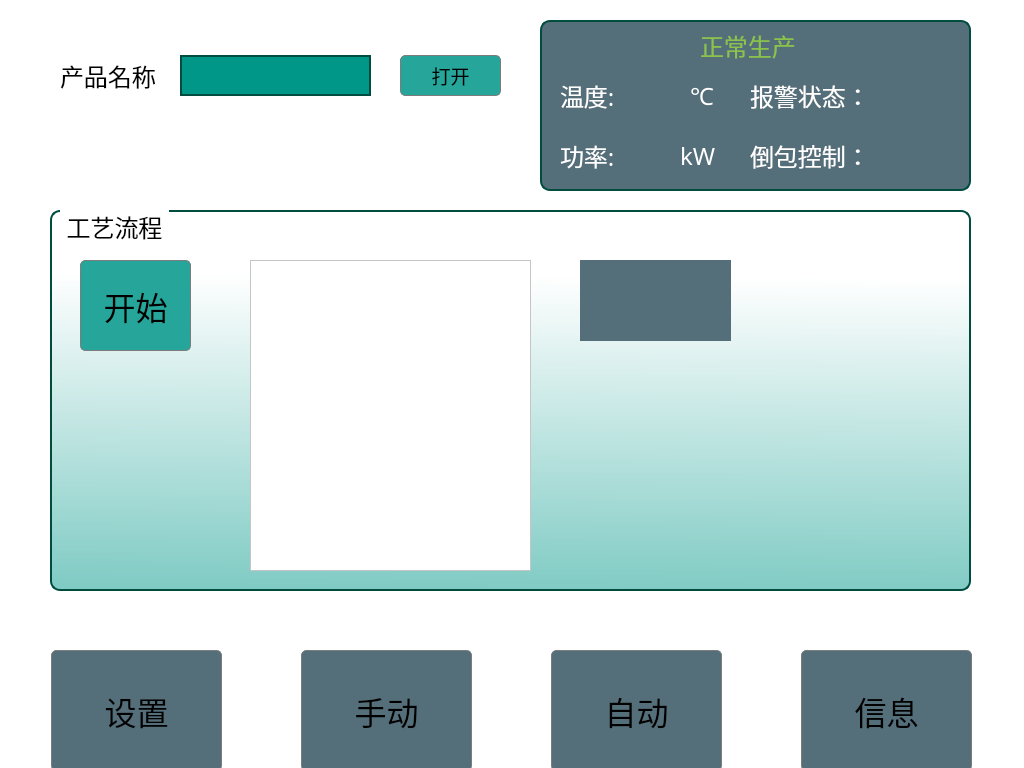
Qt form mainwindow.ui (alphonso64/PowerSupplyControllerUI) before a commit.
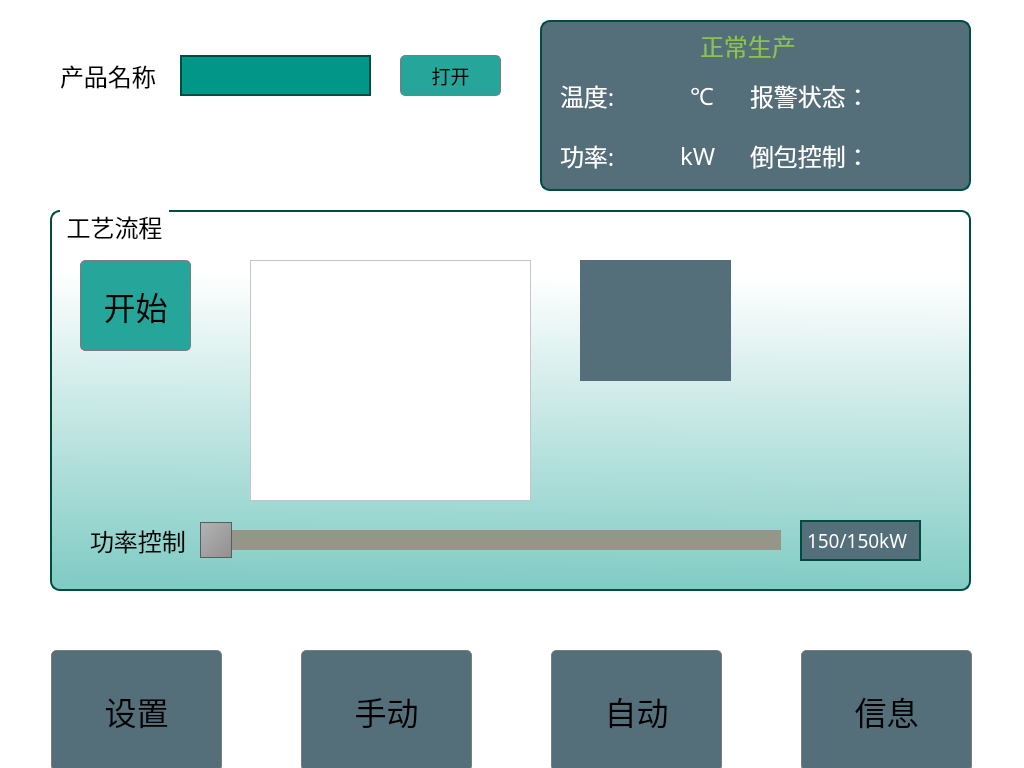
The same form after that commit.

The edit to the form file:
```diff
--- a/mainwindow.ui
+++ b/mainwindow.ui
@@ -1335,7 +1335,7 @@
          <x>200</x>
          <y>50</y>
          <width>281</width>
-         <height>311</height>
+         <height>241</height>
         </rect>
        </property>
        <property name="font">
@@ -1348,7 +1348,7 @@
        <property name="geometry">
         <rect>
          <x>530</x>
-         <y>90</y>
+         <y>130</y>
          <width>151</width>
          <height>41</height>
         </rect>
@@ -1371,6 +1371,29 @@
        <property name="geometry">
         <rect>
          <x>530</x>
+         <y>90</y>
+         <width>151</width>
+         <height>41</height>
+        </rect>
+       </property>
+       <property name="font">
+        <font>
+         <family>微软雅黑</family>
+         <pointsize>18</pointsize>
+        </font>
+       </property>
+       <property name="styleSheet">
+        <string notr="true">background-color: rgb(84, 110, 122);
+color: rgb(255, 255, 255);</string>
+       </property>
+       <property name="text">
+        <string/>
+       </property>
+      </widget>
+      <widget class="QLabel" name="autoIndexText">
+       <property name="geometry">
+        <rect>
+         <x>530</x>
          <y>50</y>
          <width>151</width>
          <height>41</height>
@@ -1390,6 +1413,85 @@
         <string/>
        </property>
       </widget>
+      <widget class="QLabel" name="powerSliderLabel_2">
+       <property name="geometry">
+        <rect>
+         <x>750</x>
+         <y>310</y>
+         <width>121</width>
+         <height>41</height>
+        </rect>
+       </property>
+       <property name="font">
+        <font>
+         <family>微软雅黑</family>
+         <pointsize>14</pointsize>
+        </font>
+       </property>
+       <property name="styleSheet">
+        <string notr="true">border: 2px solid rgb(0, 77, 64);
+color: rgb(255, 255, 255);
+background-color: rgb(84, 110, 122);
+</string>
+       </property>
+       <property name="text">
+        <string>150/150kW</string>
+       </property>
+      </widget>
+      <widget class="QSlider" name="powerSlider_2">
+       <property name="geometry">
+        <rect>
+         <x>150</x>
+         <y>310</y>
+         <width>581</width>
+         <height>41</height>
+        </rect>
+       </property>
+       <property name="focusPolicy">
+        <enum>Qt::TabFocus</enum>
+       </property>
+       <property name="styleSheet">
+        <string notr="true">QSlider{
+background-color: rgba(255, 255, 255, 0);
+}
+QSlider::groove:horizontal { 
+height: 20px; 
+background: rgb(150, 150, 136); 
+margin: 2px 0; 
+} 
+QSlider::handle:horizontal { 
+background: qlineargradient(x1:0, y1:0, x2:1, y2:1, stop:0 #b4b4b4, stop:1 #8f8f8f); 
+border: 1px solid #5c5c5c; 
+width: 30px; 
+margin: -8px 0px; 
+} </string>
+       </property>
+       <property name="orientation">
+        <enum>Qt::Horizontal</enum>
+       </property>
+      </widget>
+      <widget class="QLabel" name="label_18">
+       <property name="geometry">
+        <rect>
+         <x>40</x>
+         <y>310</y>
+         <width>101</width>
+         <height>41</height>
+        </rect>
+       </property>
+       <property name="font">
+        <font>
+         <family>微软雅黑</family>
+         <pointsize>18</pointsize>
+        </font>
+       </property>
+       <property name="styleSheet">
+        <string notr="true">background-color: rgba(255, 255, 255, 0);</string>
+       </property>
+       <property name="text">
+        <string>功率控制</string>
+       </property>
+      </widget>
      </widget>
      <widget class="QPushButton" name="openFileButton">
       <property name="geometry">
```
Left out of the diff: 116 changed lines with no effect on the pictures.
